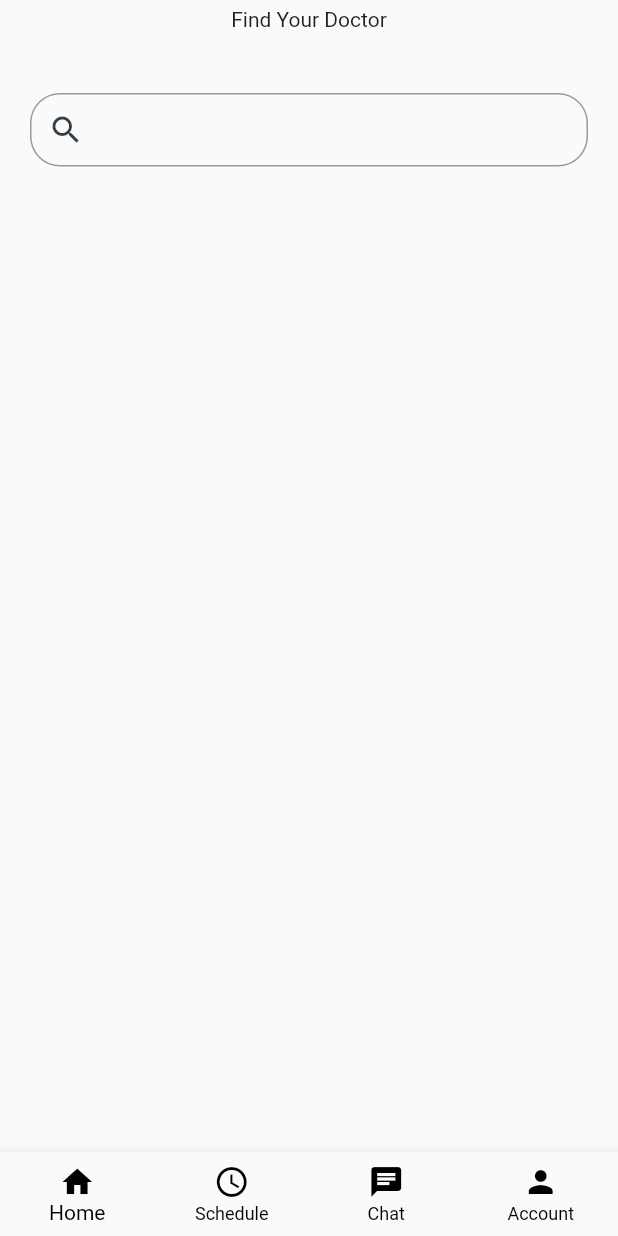
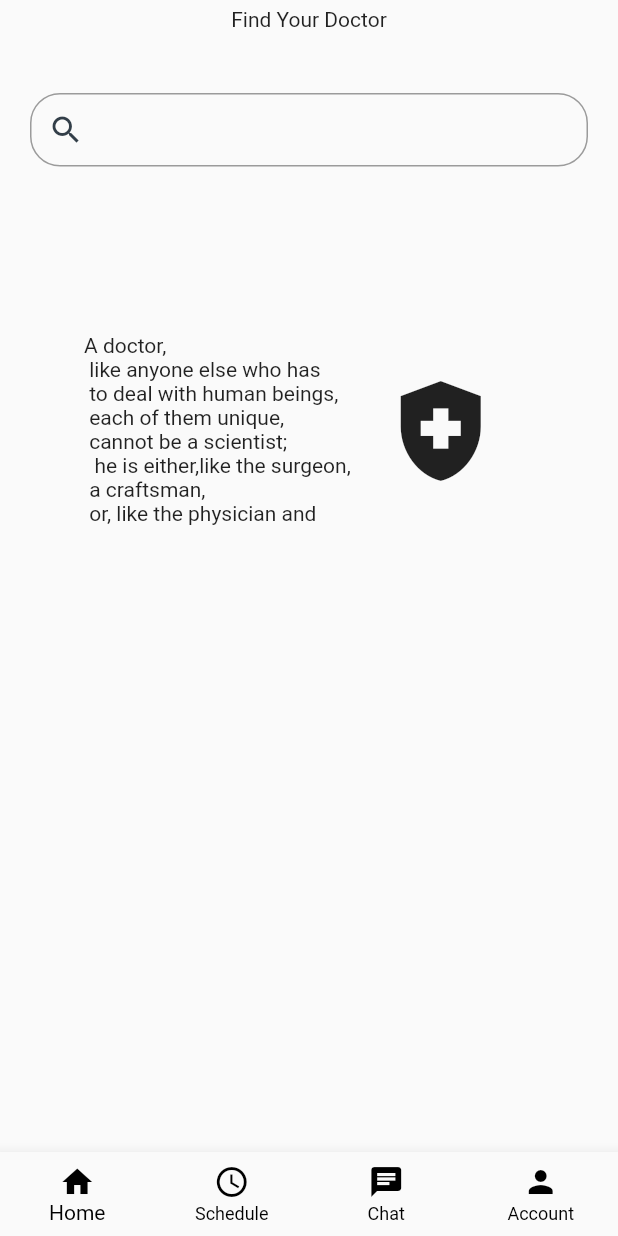
Before and after one commit to GlenReiseMalesa/doctor-appointment-booking-demo-solution, a Flutter app: the screen it shows after launch, on a phone screen of 412 x 824 dp. Run offline on Flutter 3.47's test engine with Material 2 defaults, Android fonts, the phone set to English and light mode, and no system bars.

Commit message:
more changes to the home screen

```diff
--- a/lib/main.dart
+++ b/lib/main.dart
@@ -1,5 +1,6 @@
+// ignore_for_file: prefer_const_literals_to_create_immutables, prefer_const_constructors
+
 import 'package:flutter/material.dart';
-
 
 import 'helpers/helpers.dart';
 
@@ -37,14 +38,14 @@ class _HomeState extends State<Home> {
       bottomNavigationBar: footer(),
       body: SafeArea(
         child: LayoutBuilder(builder: (context, constraints) {
-
           if (constraints.maxWidth < 720) {
             //if it's a phone screen
             return Column(
               children: <Widget>[
                 header(5.0),
-                      const SizedBox( height: 6.0,),
-                      body(20.0),
+                SizedBox(height: 6.0,),
+                search(20.0),
+                flexbox(10.0),
               ],
             );
           } else {
@@ -55,11 +56,8 @@ class _HomeState extends State<Home> {
               ],
             );
           }
-
-
         }),
       ),
-
     );
   }
 
@@ -67,25 +65,27 @@ class _HomeState extends State<Home> {
   Container header(var padding) {
     return Container(
       padding: EdgeInsets.all(padding),
-
       child: const Text('Find Your Doctor'),
     );
   }
 
-  Container body(var padding) {
+  Container search(var padding) {
     return Container(
-
       height: 180,
       padding: EdgeInsets.all(padding),
       //A RenderFlex overflowed by 99920 pixels on the bottom:solution->wrap widget with SingleChildScrollView
-            child: SingleChildScrollView(child: Form(child: Column(
+      child: SingleChildScrollView(
+        child: Form(
+          child: Column(
             crossAxisAlignment: CrossAxisAlignment.stretch,
-                                children:  <Widget>[
-                                  const SizedBox(height: 10.0,),
+            children: <Widget>[
+              const SizedBox(
+                height: 10.0,
+              ),
               TextFormField(
                 autofocus: false,
                 validator: (value) => validateEmail(value!),
-                                    decoration: buildInputDecoration("SEARCH",Icons.search),
+                decoration: buildInputDecoration("SEARCH", Icons.search),
               ),
             ],
           ),
@@ -94,5 +94,20 @@ class _HomeState extends State<Home> {
     );
   }
 
-
+  Container flexbox(var padding) {
+    return Container(
+        height:150,
+        width: 320,
+        alignment: Alignment.center,
+        padding: EdgeInsets.all(padding),
+        child: Row(
+           crossAxisAlignment: CrossAxisAlignment.stretch,
+           children: <Widget>[
+             Text('A doctor, \n like anyone else who has \n to deal with human beings,\n each of them unique, \n cannot be a scientist;\n  he is either,like the surgeon,\n a craftsman,\n or, like the physician and\n the psychologist,\n an artist.'),
+             SizedBox(width: 20.0,),
+             Icon(Icons.health_and_safety,size:80,)
+           ],
+        ),
+    );
   }
+}
```
Lines whose indentation alone changed are shown as unchanged.
